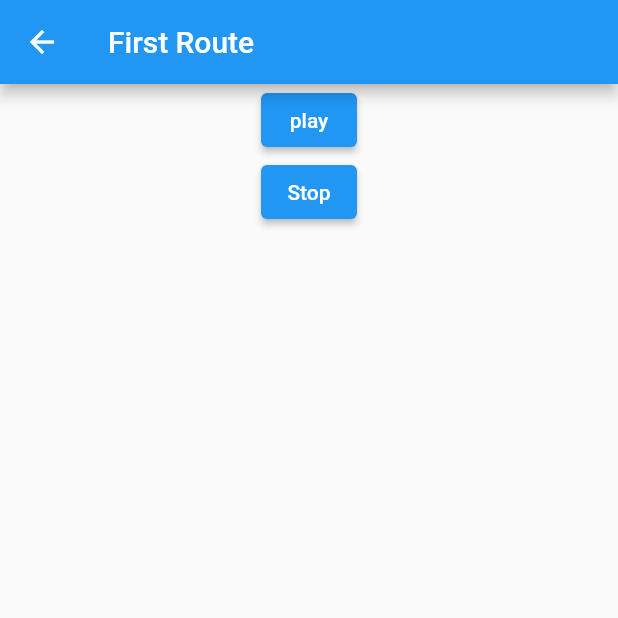
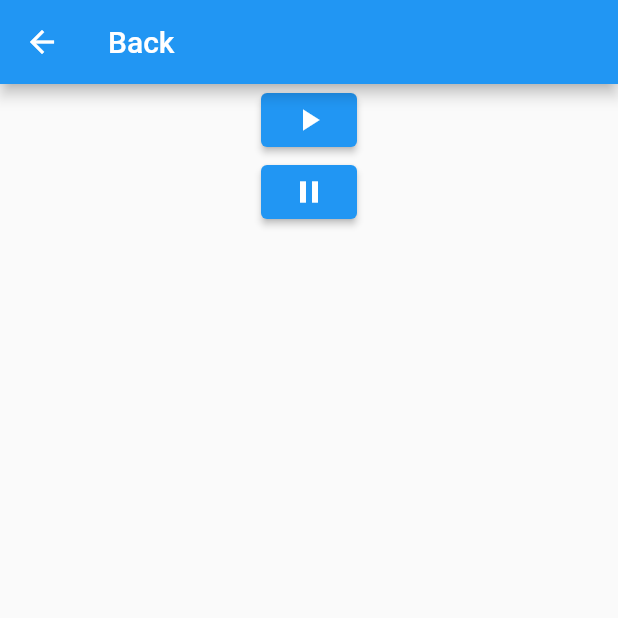
Before and after one commit to alinabelokon/mindful, a Flutter app: the screen it shows after launch, after a tap on "Ex1", on a phone screen of 412 x 824 dp, the top half of it. Run offline on Flutter 3.47's test engine with Material 2 defaults, Android fonts, the phone set to English and light mode, and no system bars; our stand-ins replace audioplayers.

Commit message:
pause in audio player

```diff
--- a/lib/main.dart
+++ b/lib/main.dart
@@ -12,18 +12,9 @@ class MyApp extends StatelessWidget {
     return MaterialApp(
       title: 'Flutter Demo',
       theme: ThemeData(
-        // This is the theme of your application.
-        //
-        // Try running your application with "flutter run". You'll see the
-        // application has a blue toolbar. Then, without quitting the app, try
-        // changing the primarySwatch below to Colors.green and then invoke
-        // "hot reload" (press "r" in the console where you ran "flutter run",
-        // or simply save your changes to "hot reload" in a Flutter IDE).
-        // Notice that the counter didn't reset back to zero; the application
-        // is not restarted.
         primarySwatch: Colors.blue,
       ),
-      home: MyHomePage(title: 'Flutter Demo Home Page'),
+      home: MyHomePage(title: 'ex'),
     );
   }
 }
@@ -43,33 +34,28 @@ class MyHomePage extends StatefulWidget {
   final String title;
 
   @override
-  _MyHomePageState createState() => _MyHomePageState();
-}
+  _MyHomePageState createState() => _MyHomePageState();}
+
 
 class _MyHomePageState extends State<MyHomePage> {
-  int _counter = 0;
 
-  void _incrementCounter() {
-    setState(() {
-      // This call to setState tells the Flutter framework that something has
-      // changed in this State, which causes it to rerun the build method below
-      // so that the display can reflect the updated values. If we changed
-      // _counter without calling setState(), then the build method would not be
-      // called again, and so nothing would appear to happen.
-      _counter++;
-    });
+  @override
+  void initState() {
+    // TODO: implement initState
+    super.initState();
   }
+
 
   @override
   Widget build(BuildContext context) {
 
 
     var items = [
-      "Hello",
-      "Goodbye",
       "Ex1",
       "Ex2",
       "Ex3",
+      "Ex4",
+      "Ex5",
     ];
     // This method is rerun every time setState is called, for instance as done
     // by the _incrementCounter method above.
@@ -81,7 +67,7 @@ class _MyHomePageState extends State<MyHomePage> {
       appBar: AppBar(
         // Here we take the value from the MyHomePage object that was created by
         // the App.build method, and use it to set our appbar title.
-        title: Text(widget.title),
+        title: Text('תרגילים'),
       ),
       body: ListView.builder(
         itemCount: items.length,
@@ -107,11 +93,7 @@ class _MyHomePageState extends State<MyHomePage> {
         },
       ),
 
-      floatingActionButton: FloatingActionButton(
-        onPressed: _incrementCounter,
-        tooltip: 'Increment',
-        child: Icon(Icons.add),
-      ), // This trailing comma makes auto-formatting nicer for build methods.
+
     );
   }
 }
--- a/lib/testScreen.dart
+++ b/lib/testScreen.dart
@@ -4,6 +4,10 @@ import 'package:audioplayers/audioplayers.dart';
 class testScreen extends StatelessWidget {
   @override
   Widget build(BuildContext context) {
+
+    //creating the audio player, play and pause functions
+    /* All the information about this package is here:
+     https://pub.dev/packages/audioplayers */
 
     AudioPlayer audioPlayer = AudioPlayer();
 
@@ -12,31 +16,32 @@ class testScreen extends StatelessWidget {
       if (result == 1) {
         // success
       }
-
     }
 
     pause() async{
       int result = await audioPlayer.pause();
     }
 
+    //The screen components
+
     return Scaffold(
       appBar: AppBar(
-        title: Text('First Route'),
+        title: Text('Back'),
       ),
       body: Column(
         children: [
           Center(
+            //play button, on press the play function will be executed
             child: ElevatedButton(
-              child: Text('play'),
+              child: Icon(Icons.play_arrow),
               onPressed: () {
                 play();
-
               },
             ),
           ),
-          Center(
+          Center( // pause button
             child: ElevatedButton(
-              child: Text('Stop'),
+              child: Icon(Icons.pause),
               onPressed: () {
                pause();
               },
```
